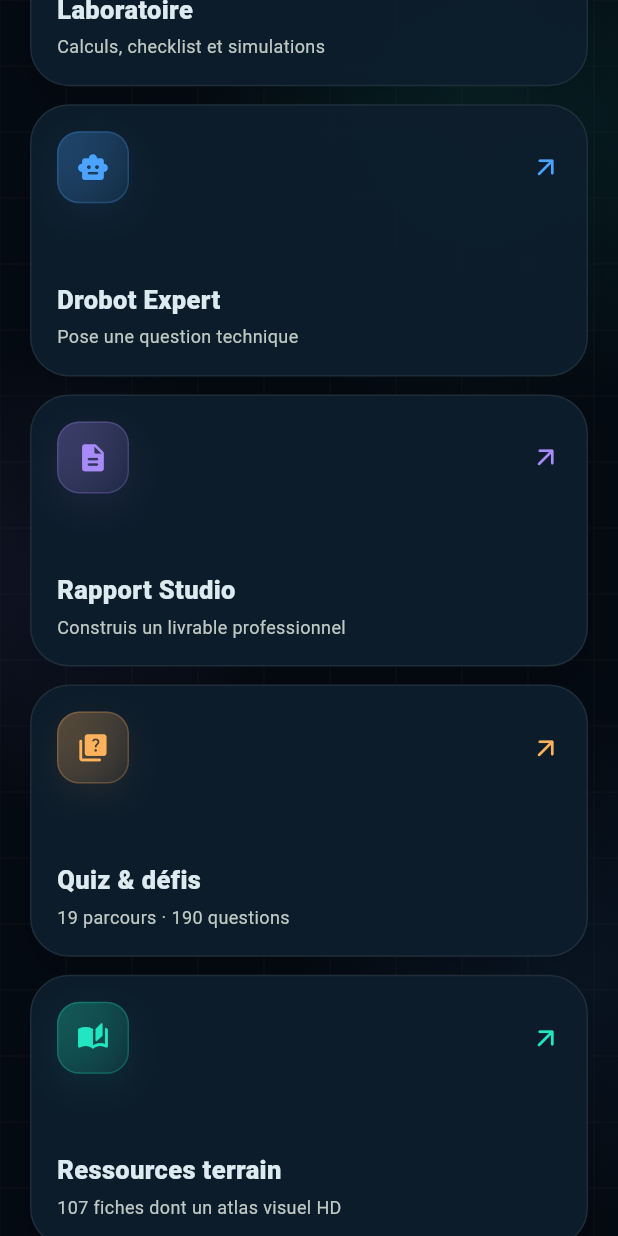
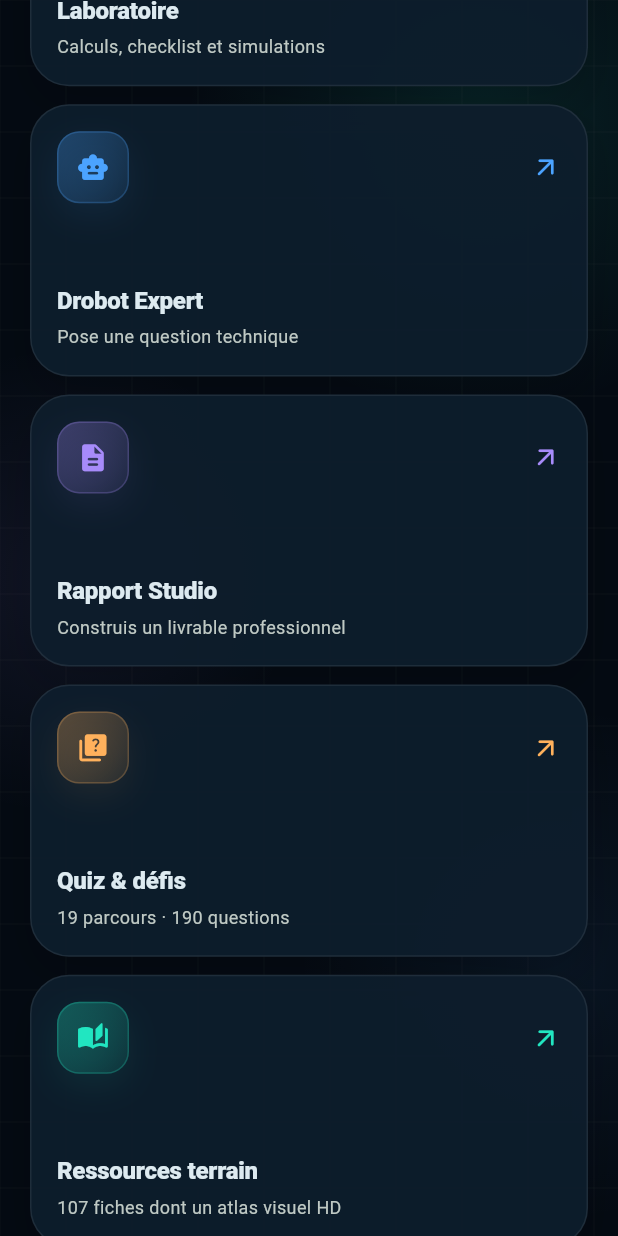
Before and after one commit to yoonbuwoor/NOVDAC, a Flutter app: the HomeScreen widget shown alone on an empty page, opened directly with empty values, scrolled down 2880 dp, on a phone screen of 412 x 824 dp. Run offline on Flutter 3.47's test engine with Material 3 defaults, Android fonts, the phone set to English and light mode, and no system bars; our stand-ins replace flutter_local_notifications, geolocator, shared_preferences; missing offline and left inert: workmanager; accounts and stored records are empty; statements that could not run were skipped.

Commit message:
Add files via upload

```diff
--- a/lib/screens/home_screen.dart
+++ b/lib/screens/home_screen.dart
@@ -14,7 +14,6 @@ import '../widgets/flight_readiness_card.dart';
 import 'course_detail_screen.dart';
 import 'domain_detail_screen.dart';
 import 'glossary_screen.dart';
-import 'drone_catalog_screen.dart';
 import 'mission_player_screen.dart';
 import 'quiz_hub_screen.dart';
 import 'regulation_screen.dart';
@@ -30,6 +29,7 @@ class HomeScreen extends StatelessWidget {
     required this.onOpenLab,
     required this.onOpenMissions,
     required this.onOpenDrobot,
+    required this.onOpenDrones,
   });
 
   final bool isDark;
@@ -38,6 +38,7 @@ class HomeScreen extends StatelessWidget {
   final VoidCallback onOpenLab;
   final VoidCallback onOpenMissions;
   final VoidCallback onOpenDrobot;
+  final VoidCallback onOpenDrones;
 
   @override
   Widget build(BuildContext context) {
@@ -279,15 +280,7 @@ class HomeScreen extends StatelessWidget {
                           color: success,
                           title: 'Choisir un drone',
                           subtitle: '${djiDroneCatalog.length} options selon budget et domaine',
-                          onTap: () => Navigator.push(
-                            context,
-                            MaterialPageRoute(
-                              builder: (_) => DroneCatalogScreen(
-                                isDark: isDark,
-                                onToggleTheme: onToggleTheme,
-                              ),
-                            ),
-                          ),
+                          onTap: onOpenDrones,
                         ),
                         _QuickAction(
                           icon: Icons.gavel_rounded,
@@ -540,15 +533,7 @@ class _TotalContentStrip extends StatelessWidget {
             title: '$drones drones',
             subtitle: 'Choix par besoin et budget',
             button: 'Trouver ma configuration',
-            onTap: () => Navigator.push(
-              context,
-              MaterialPageRoute(
-                builder: (_) => DroneCatalogScreen(
-                  isDark: isDark,
-                  onToggleTheme: onToggleTheme,
-                ),
-              ),
-            ),
+            onTap: onOpenDrones,
           ),
         ];
         if (wide) {
@@ -1108,7 +1093,22 @@ class _QuickAction extends StatelessWidget {
             ],
           ),
           const Spacer(),
-          Text(title, style: const TextStyle(fontSize: 17, fontWeight: FontWeight.w900)),
+          SizedBox(
+            width: double.infinity,
+            child: FittedBox(
+              fit: BoxFit.scaleDown,
+              alignment: Alignment.centerLeft,
+              child: Text(
+                title,
+                maxLines: 1,
+                style: const TextStyle(
+                  fontSize: 16,
+                  fontWeight: FontWeight.w800,
+                  letterSpacing: -.15,
+                ),
+              ),
+            ),
+          ),
           const SizedBox(height: 5),
           Text(
             subtitle,
--- a/lib/screens/main_shell.dart
+++ b/lib/screens/main_shell.dart
@@ -64,6 +64,7 @@ class _MainShellState extends State<MainShell> {
         onOpenLab: () => _goTo(2),
         onOpenMissions: () => _openMissions(context),
         onOpenDrobot: () => _goTo(1),
+        onOpenDrones: () => _goTo(3),
       ),
       DrobotHomeScreen(
         isDark: widget.isDark,
```
